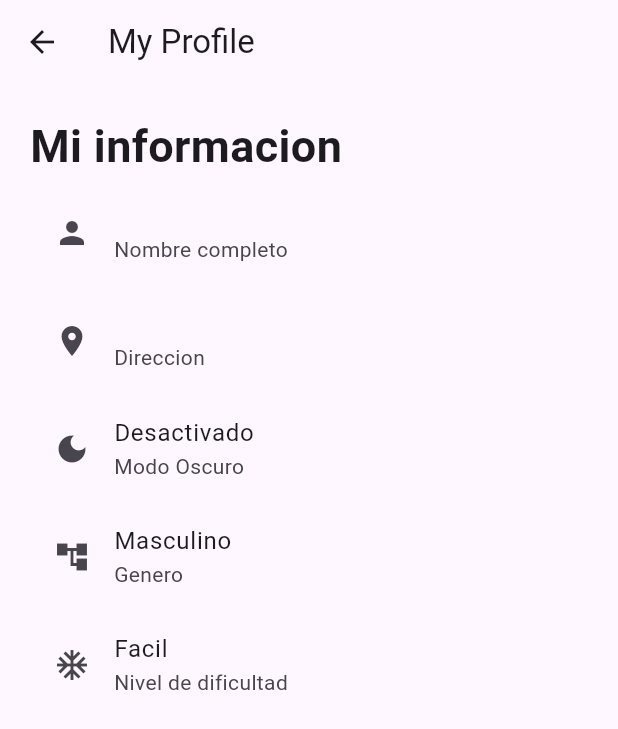
After one commit to KeingCasabona/Tecsup-semana8-flutter_codigo_sp, a Flutter app: the MyProfilePage screen opened directly, on a phone screen of 412 x 824 dp. The commit adds this screen. Shown: the top 729 px of the screen. Run offline on Flutter 3.47's test engine with Material 3 defaults, Android fonts, the phone set to English and light mode, and no system bars; our stand-ins replace shared_preferences; accounts and stored records are empty; network calls fail.

Commit message:
feat: Add my profile

```diff
--- a/lib/pages/home_page.dart
+++ b/lib/pages/home_page.dart
@@ -25,15 +25,13 @@ class _HomePageState extends State<HomePage> {
     _prefs.setBool('darkMode', isDarkMode);
     _prefs.setInt('gender', gender);
     _prefs.setInt('dificult', dificult);
-    print('guardado en Shared Preferens');
   }
 
-  getDataSharedPreferences() async {
-    SharedPreferences _prefs = await SharedPreferences.getInstance();
-    String fullName = _prefs.getString('fullName') ?? '';
-    String address = _prefs.getString('address') ?? '';
-    print(fullName);
-  }
+  // getDataSharedPreferences() async {
+  //   SharedPreferences _prefs = await SharedPreferences.getInstance();
+  //   String fullName = _prefs.getString('fullName') ?? '';
+  //   String address = _prefs.getString('address') ?? '';
+  // }
 
   @override
   Widget build(BuildContext context) {
@@ -82,9 +80,7 @@ class _HomePageState extends State<HomePage> {
                 value: isDarkMode,
                 onChanged: (bool value) {
                   isDarkMode = value;
-                  setState(() {
-                    print(isDarkMode);
-                  });
+                  setState(() {});
                 },
               ),
               SizedBox(height: 40),
@@ -96,7 +92,6 @@ class _HomePageState extends State<HomePage> {
                 onChanged: (int? value) {
                   setState(() {
                     gender = value!;
-                    print(value);
                   });
                 },
               ),
@@ -107,7 +102,6 @@ class _HomePageState extends State<HomePage> {
                 onChanged: (int? value) {
                   setState(() {
                     gender = value!;
-                    print(value);
                   });
                 },
               ),
@@ -120,7 +114,6 @@ class _HomePageState extends State<HomePage> {
                 onChanged: (int? value) {
                   setState(() {
                     dificult = value!;
-                    print(value);
                   });
                 },
               ),
@@ -131,7 +124,6 @@ class _HomePageState extends State<HomePage> {
                 onChanged: (int? value) {
                   setState(() {
                     dificult = value!;
-                    print(value);
                   });
                 },
               ),
--- /dev/null
+++ b/lib/pages/my_profile_page.dart
@@ -0,0 +1,84 @@
+import 'package:flutter/material.dart';
+import 'package:shared_preferences/shared_preferences.dart';
+
+class MyProfilePage extends StatefulWidget {
+  const MyProfilePage({super.key});
+
+  @override
+  State<MyProfilePage> createState() => _MyProfilePageState();
+}
+
+class _MyProfilePageState extends State<MyProfilePage> {
+  String fullName = '';
+  String address = '';
+  bool isDarkMode = false;
+  int gender = 1;
+  int dificult = 3;
+  @override
+  void initState() {
+    super.initState();
+    getDataShared();
+  }
+
+  getDataShared() async {
+    SharedPreferences _prefs = await SharedPreferences.getInstance();
+    fullName = _prefs.getString('fullName') ?? '';
+    address = _prefs.getString('address') ?? '';
+    isDarkMode = _prefs.getBool('darkMode') ?? false;
+    gender = _prefs.getInt('gender') ?? 1;
+    dificult = _prefs.getInt('dificult') ?? 3;
+    setState(() {});
+  }
+
+  @override
+  Widget build(BuildContext context) {
+    return Scaffold(
+      appBar: AppBar(
+        title: Text('My Profile'),
+      ),
+      body: Padding(
+        padding: const EdgeInsets.symmetric(
+          horizontal: 20,
+          vertical: 20,
+        ),
+        child: Column(
+          crossAxisAlignment: CrossAxisAlignment.start,
+          children: [
+            Text(
+              'Mi informacion',
+              style: TextStyle(
+                fontSize: 30,
+                fontWeight: FontWeight.w600,
+              ),
+            ),
+            ListTile(
+              leading: Icon(Icons.person),
+              title: Text(fullName),
+              subtitle: Text('Nombre completo'),
+            ),
+            ListTile(
+              leading: Icon(Icons.location_on),
+              title: Text(address),
+              subtitle: Text('Direccion'),
+            ),
+            ListTile(
+              leading: Icon(Icons.dark_mode),
+              title: Text(isDarkMode ? 'Activado' : 'Desactivado'),
+              subtitle: Text('Modo Oscuro'),
+            ),
+            ListTile(
+              leading: Icon(Icons.account_tree),
+              title: Text(gender == 1 ? 'Masculino' : 'Femenino'),
+              subtitle: Text('Genero'),
+            ),
+            ListTile(
+              leading: Icon(Icons.ac_unit),
+              title: Text(dificult == 3 ? 'Facil' : 'Dificil'),
+              subtitle: Text('Nivel de dificultad'),
+            )
+          ],
+        ),
+      ),
+    );
+  }
+}
--- a/lib/widgets/my_drawer_widget.dart
+++ b/lib/widgets/my_drawer_widget.dart
@@ -1,4 +1,5 @@
 import 'package:flutter/material.dart';
+import 'package:flutter_codigo_sp/pages/my_profile_page.dart';
 
 class MyDrawerWidget extends StatelessWidget {
   const MyDrawerWidget({super.key});
@@ -48,6 +49,10 @@ class MyDrawerWidget extends StatelessWidget {
             ),
           ),
           ListTile(
+            onTap: () {
+              Navigator.push(context,
+                  MaterialPageRoute(builder: (context) => MyProfilePage()));
+            },
             leading: Icon(
               Icons.people,
               color: Colors.black.withOpacity(0.6),
```
